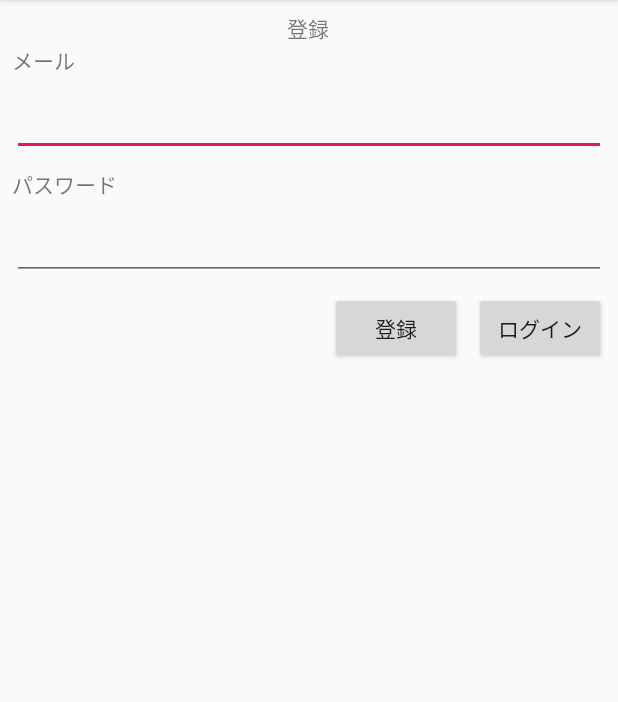
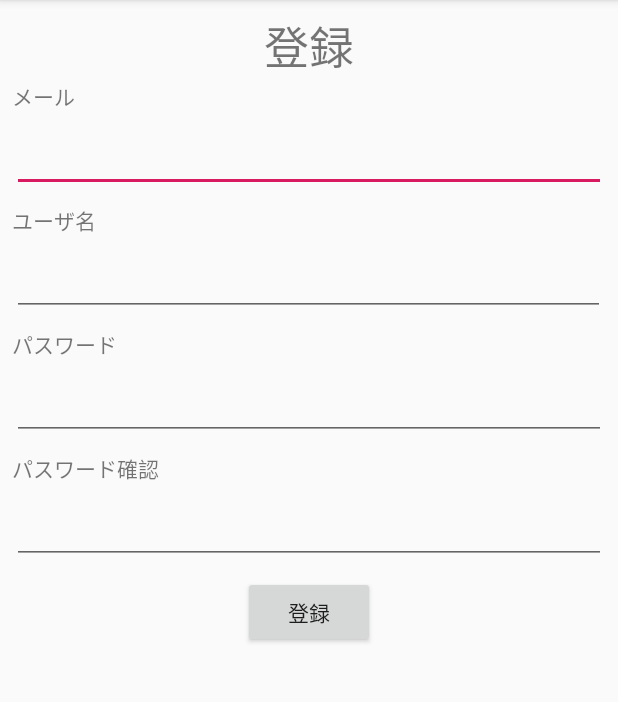
Before and after one commit to mroishii/ikouka, an Android app: the screen it shows after launch (RegisterActivity), after a tap on "登録", on a phone screen of 412 x 824 dp, the part 84-786 px from its top. Run offline under Robolectric (Android 15) with nearby library versions, the light colour scheme and no system bars; our stand-ins replace Firebase (no records; nobody signed in at launch, a user with empty details on screens opened directly); libraries missing offline, so code that uses them is left out: jp.ac.ecc.

Commit message:
completed register, login logic

```diff
--- a/app/build.gradle
+++ b/app/build.gradle
@@ -24,7 +24,7 @@ android {
 
 dependencies {
     implementation fileTree(dir: 'libs', include: ['*.jar'])
-    implementation"org.jetbrains.kotlin:kotlin-stdlib-jdk7:$kotlin_version"
+    implementation "org.jetbrains.kotlin:kotlin-stdlib-jdk7:$kotlin_version"
     implementation 'com.android.support:appcompat-v7:28.0.0'
     implementation 'com.android.support.constraint:constraint-layout:1.1.3'
     implementation 'com.android.support:design:28.0.0'
--- a/app/src/main/java/jp/ac/ecc/sk3a12/ikouka/LoginActivity.kt
+++ b/app/src/main/java/jp/ac/ecc/sk3a12/ikouka/LoginActivity.kt
@@ -11,6 +11,7 @@ import android.widget.EditText
 import android.widget.TextView
 import android.widget.Toast
 import com.google.firebase.auth.FirebaseAuth
+import kotlinx.android.synthetic.main.activity_login.*
 
 
 class LoginActivity : AppCompatActivity() {
@@ -25,7 +26,7 @@ class LoginActivity : AppCompatActivity() {
         var inputEmail : EditText = findViewById(R.id.inputEmail)
         var inputPassword: EditText = findViewById(R.id.inputPassword)
         var btnLogin: Button = findViewById(R.id.btnLogin)
-        var btnRegister: Button = findViewById(R.id.btnRegister)
+        var btnGoRegister: Button = findViewById(R.id.btnGoRegister)
         labelLoginTitle = findViewById(R.id.labelLoginTitle)
         auth = FirebaseAuth.getInstance() //FirebaseAuthenticator のインスタンス
 
@@ -39,8 +40,9 @@ class LoginActivity : AppCompatActivity() {
                     // Sign in success, update UI with the signed-in user's information
                     //Log.d(TAG, "signInWithEmail:success")
                     val user = auth.currentUser
-                    Toast.makeText(baseContext, user!!.email.toString() + " logged in.",
-                            Toast.LENGTH_SHORT).show()
+                    val intent = Intent(this, MainActivity::class.java)
+                    intent.putExtra("userEmail", user!!.email)
+                    startActivity(intent)
                 } else {
                     // If sign in fails, display a message to the user.
                     //Log.w(TAG, "signInWithEmail:failure", task.exception)
@@ -50,7 +52,7 @@ class LoginActivity : AppCompatActivity() {
             }
         }
 
-        btnRegister.setOnClickListener {
+        btnGoRegister.setOnClickListener {
             val intent = Intent(this, RegisterActivity::class.java).apply {
                 //ただの画面変更です
             }
--- /dev/null
+++ b/app/src/main/java/jp/ac/ecc/sk3a12/ikouka/MainActivity.kt
@@ -0,0 +1,49 @@
+package jp.ac.ecc.sk3a12.ikouka
+
+import android.content.Intent
+import android.os.Bundle
+import android.support.design.widget.Snackbar
+import android.support.v7.app.AppCompatActivity;
+import android.util.Log
+import android.widget.TextView
+import android.widget.Toast
+import com.google.firebase.auth.FirebaseAuth
+import com.google.firebase.auth.FirebaseUser
+
+import kotlinx.android.synthetic.main.activity_main.*
+
+class MainActivity : AppCompatActivity() {
+    private lateinit var auth: FirebaseAuth
+    override fun onCreate(savedInstanceState: Bundle?) {
+        super.onCreate(savedInstanceState)
+        setContentView(R.layout.activity_main)
+        setSupportActionBar(toolbar)
+
+        auth = FirebaseAuth.getInstance()
+        val intent = getIntent()
+        var currentEmail = intent.getStringExtra("userEmail")
+        val mainText: TextView = findViewById(R.id.mainText)
+        mainText.setText(currentEmail)
+
+        fab.setOnClickListener { view ->
+            auth.signOut()
+            Toast.makeText(this, "signed out", Toast.LENGTH_SHORT).show()
+            val intent = Intent(this, LoginActivity::class.java)
+            startActivity(intent)
+            finish()
+        }
+    }
+
+    override fun onStart() {
+        super.onStart()
+        val currentUser = auth.currentUser
+        if (currentUser == null) {
+            val intent = Intent(this, LoginActivity::class.java)
+            startActivity(intent)
+            finish()
+        } else {
+            Toast.makeText(this, "something happen", Toast.LENGTH_SHORT).show()
+        }
+    }
+
+}
--- a/app/src/main/java/jp/ac/ecc/sk3a12/ikouka/RegisterActivity.kt
+++ b/app/src/main/java/jp/ac/ecc/sk3a12/ikouka/RegisterActivity.kt
@@ -1,12 +1,57 @@
 package jp.ac.ecc.sk3a12.ikouka
 
+import android.content.Intent
 import android.os.Bundle
 import android.os.PersistableBundle
 import android.support.v7.app.AppCompatActivity
+import android.util.Log
+import android.widget.Button
+import android.widget.EditText
+import android.widget.Toast
+import com.google.firebase.auth.FirebaseAuth
 
 class RegisterActivity: AppCompatActivity() {
+    private lateinit var auth: FirebaseAuth
+
     override fun onCreate(savedInstanceState: Bundle?) {
         super.onCreate(savedInstanceState)
         setContentView(R.layout.activity_register)
+
+        auth = FirebaseAuth.getInstance()
+
+        val btnRegister: Button = findViewById(R.id.btnRegister)
+        val inputEmail: EditText = findViewById(R.id.inputEmail)
+        val inputUsername: EditText = findViewById(R.id.inputUsername)
+        val inputPassword: EditText = findViewById(R.id.inputPassword)
+        val inputPasswordConfirm: EditText = findViewById(R.id.inputPasswordConfirm)
+
+        btnRegister.setOnClickListener {
+            var email = inputEmail.getText().toString().trim()
+            var username = inputUsername.getText().toString().trim()
+            var password = inputPassword.getText().toString().trim()
+            var passwordC = inputPasswordConfirm.getText().toString().trim()
+
+            Log.d("data", email + ", " + username + ", " + password + ", " + passwordC)
+
+            if (!password.equals(passwordC)) {
+                Toast.makeText(this, "パスワード確認は一等ではない", Toast.LENGTH_SHORT).show()
+            } else {
+                doRegister(email, password, username)
+            }
+        }
+
+
+    }
+
+    fun doRegister(email: String, password: String, username: String) {
+        auth.createUserWithEmailAndPassword(email, password).addOnCompleteListener(this) {task ->
+            if (task.isSuccessful) {
+                val intent = Intent(this, MainActivity::class.java)
+                intent.putExtra("userEmail", auth.currentUser!!.email.toString())
+                startActivity(intent)
+            } else {
+                Toast.makeText(this, "ユーザ登録が失敗しました", Toast.LENGTH_SHORT).show()
+            }
+        }
     }
 }
--- a/app/src/main/res/layout/activity_login.xml
+++ b/app/src/main/res/layout/activity_login.xml
@@ -82,12 +82,12 @@
         app:layout_constraintVertical_bias="0.0" />
 
     <Button
-        android:id="@+id/btnRegister"
+        android:id="@+id/btnGoRegister"
         android:layout_width="wrap_content"
         android:layout_height="wrap_content"
         android:layout_marginStart="8dp"
         android:layout_marginEnd="8dp"
-        android:text="@string/btnRegister"
+        android:text="@string/btnGoRegister"
         app:layout_constraintBaseline_toBaselineOf="@+id/btnLogin"
         app:layout_constraintEnd_toStartOf="@+id/btnLogin"
         app:layout_constraintHorizontal_bias="1.0"
--- a/app/src/main/res/layout/activity_register.xml
+++ b/app/src/main/res/layout/activity_register.xml
@@ -4,18 +4,20 @@
     xmlns:tools="http://schemas.android.com/tools"
     android:layout_width="match_parent"
     android:layout_height="match_parent"
-    tools:context=".LoginActivity">
+    tools:context=".LoginActivity"
+    tools:layout_editor_absoluteY="81dp">
 
     <TextView
         android:id="@+id/labelRegisterTitle"
         android:layout_width="wrap_content"
         android:layout_height="wrap_content"
-        android:layout_marginLeft="8dp"
+        android:layout_marginStart="8dp"
         android:layout_marginTop="8dp"
-        android:layout_marginRight="10dp"
+        android:layout_marginEnd="8dp"
         android:text="@string/labelRegister"
-        app:layout_constraintLeft_toLeftOf="parent"
-        app:layout_constraintRight_toRightOf="parent"
+        android:textSize="30sp"
+        app:layout_constraintEnd_toEndOf="parent"
+        app:layout_constraintStart_toStartOf="parent"
         app:layout_constraintTop_toTopOf="parent" />
 
     <TextView
@@ -23,7 +25,10 @@
         android:layout_width="wrap_content"
         android:layout_height="wrap_content"
         android:layout_marginStart="8dp"
+        android:layout_marginEnd="8dp"
         android:text="@string/labelInputEmail"
+        app:layout_constraintEnd_toEndOf="parent"
+        app:layout_constraintHorizontal_bias="0.0"
         app:layout_constraintStart_toStartOf="parent"
         app:layout_constraintTop_toBottomOf="@+id/labelRegisterTitle" />
 
@@ -40,15 +45,45 @@
         app:layout_constraintStart_toStartOf="parent"
         app:layout_constraintTop_toBottomOf="@+id/labelInputEmail" />
 
+    <EditText
+        android:id="@+id/inputUsername"
+        android:layout_width="395dp"
+        android:layout_height="wrap_content"
+        android:layout_marginStart="8dp"
+        android:layout_marginTop="8dp"
+        android:layout_marginEnd="8dp"
+        android:ems="10"
+        android:inputType="textPersonName"
+        app:layout_constraintEnd_toEndOf="parent"
+        app:layout_constraintHorizontal_bias="0.0"
+        app:layout_constraintStart_toStartOf="parent"
+        app:layout_constraintTop_toBottomOf="@+id/labelInputUsername" />
+
+    <TextView
+        android:id="@+id/labelInputUsername"
+        android:layout_width="wrap_content"
+        android:layout_height="wrap_content"
+        android:layout_marginStart="8dp"
+        android:layout_marginTop="8dp"
+        android:layout_marginEnd="8dp"
+        android:text="@string/labelInputUsername"
+        app:layout_constraintEnd_toEndOf="parent"
+        app:layout_constraintHorizontal_bias="0.0"
+        app:layout_constraintStart_toStartOf="parent"
+        app:layout_constraintTop_toBottomOf="@+id/inputEmail" />
+
     <TextView
         android:id="@+id/labelInputPassword"
         android:layout_width="wrap_content"
         android:layout_height="wrap_content"
         android:layout_marginStart="8dp"
         android:layout_marginTop="8dp"
+        android:layout_marginEnd="8dp"
         android:text="@string/labelInputPassword"
+        app:layout_constraintEnd_toEndOf="parent"
+        app:layout_constraintHorizontal_bias="0.0"
         app:layout_constraintStart_toStartOf="parent"
-        app:layout_constraintTop_toBottomOf="@+id/inputEmail" />
+        app:layout_constraintTop_toBottomOf="@+id/inputUsername" />
 
     <EditText
         android:id="@+id/inputPassword"
@@ -63,32 +98,42 @@
         app:layout_constraintStart_toStartOf="parent"
         app:layout_constraintTop_toBottomOf="@+id/labelInputPassword" />
 
-    <Button
-        android:id="@+id/btnLogin"
+    <TextView
+        android:id="@+id/labelInputPasswordConfirm"
         android:layout_width="wrap_content"
         android:layout_height="wrap_content"
         android:layout_marginStart="8dp"
         android:layout_marginTop="8dp"
         android:layout_marginEnd="8dp"
-        android:layout_marginBottom="8dp"
-        android:text="@string/btnLogin"
-        app:layout_constraintBottom_toBottomOf="parent"
+        android:text="@string/labelInputPasswordConfirm"
         app:layout_constraintEnd_toEndOf="parent"
-        app:layout_constraintHorizontal_bias="1.0"
+        app:layout_constraintHorizontal_bias="0.0"
         app:layout_constraintStart_toStartOf="parent"
-        app:layout_constraintTop_toBottomOf="@+id/inputPassword"
-        app:layout_constraintVertical_bias="0.0" />
+        app:layout_constraintTop_toBottomOf="@+id/inputPassword" />
+
+    <EditText
+        android:id="@+id/inputPasswordConfirm"
+        android:layout_width="0dp"
+        android:layout_height="wrap_content"
+        android:layout_marginStart="8dp"
+        android:layout_marginTop="8dp"
+        android:layout_marginEnd="8dp"
+        android:ems="10"
+        android:inputType="textPassword"
+        app:layout_constraintEnd_toEndOf="parent"
+        app:layout_constraintHorizontal_bias="0.0"
+        app:layout_constraintStart_toStartOf="parent"
+        app:layout_constraintTop_toBottomOf="@+id/labelInputPasswordConfirm" />
 
     <Button
         android:id="@+id/btnRegister"
         android:layout_width="wrap_content"
         android:layout_height="wrap_content"
         android:layout_marginStart="8dp"
+        android:layout_marginTop="8dp"
         android:layout_marginEnd="8dp"
         android:text="@string/btnRegister"
-        app:layout_constraintBaseline_toBaselineOf="@+id/btnLogin"
-        app:layout_constraintEnd_toStartOf="@+id/btnLogin"
-        app:layout_constraintHorizontal_bias="1.0"
-        app:layout_constraintStart_toStartOf="parent" />
-
+        app:layout_constraintEnd_toEndOf="parent"
+        app:layout_constraintStart_toStartOf="parent"
+        app:layout_constraintTop_toBottomOf="@+id/inputPasswordConfirm" />
 </android.support.constraint.ConstraintLayout>
--- /dev/null
+++ b/app/src/main/res/values/dimens.xml
@@ -0,0 +1,3 @@
+<resources>
+    <dimen name="fab_margin">16dp</dimen>
+</resources>
--- a/app/src/main/res/values/strings.xml
+++ b/app/src/main/res/values/strings.xml
@@ -6,13 +6,20 @@
     <string name="slideshow">Slideshow</string>
     <string name="tools">Tools</string>
 
+    <!-- common -->
+    <string name="labelInputEmail">メール</string>
+    <string name="labelInputPassword">パスワード</string>
+
     <!-- activity_login -->
     <string name="labelLogin">ログイン</string>
-    <string name="labelInputEmail">メール</string>
-    <string name="labelInputPassword">パスワード</string>
     <string name="btnLogin">ログイン</string>
-    <string name="btnRegister">登録</string>
+    <string name="btnGoRegister">登録</string>
 
     <!-- activity_register -->
     <string name="labelRegister">登録</string>
+    <string name="labelInputUsername">ユーザ名</string>
+    <string name="labelInputPasswordConfirm">パスワード確認</string>
+    <string name="btnRegister">登録</string>
+
+    <string name="title_activity_main">MainActivity</string>
 </resources>
--- a/app/src/main/res/values/styles.xml
+++ b/app/src/main/res/values/styles.xml
@@ -8,4 +8,13 @@
         <item name="colorAccent">@color/colorAccent</item>
     </style>
 
+    <style name="AppTheme.NoActionBar">
+        <item name="windowActionBar">false</item>
+        <item name="windowNoTitle">true</item>
+    </style>
+
+    <style name="AppTheme.AppBarOverlay" parent="ThemeOverlay.AppCompat.Dark.ActionBar" />
+
+    <style name="AppTheme.PopupOverlay" parent="ThemeOverlay.AppCompat.Light" />
+
 </resources>
```
Also changed, not shown: app/src/main/AndroidManifest.xml (+11 -3 lines), app/src/main/res/layout/activity_main.xml (added, +34 -0 lines), app/src/main/res/layout/content_main.xml (added, +25 -0 lines).
